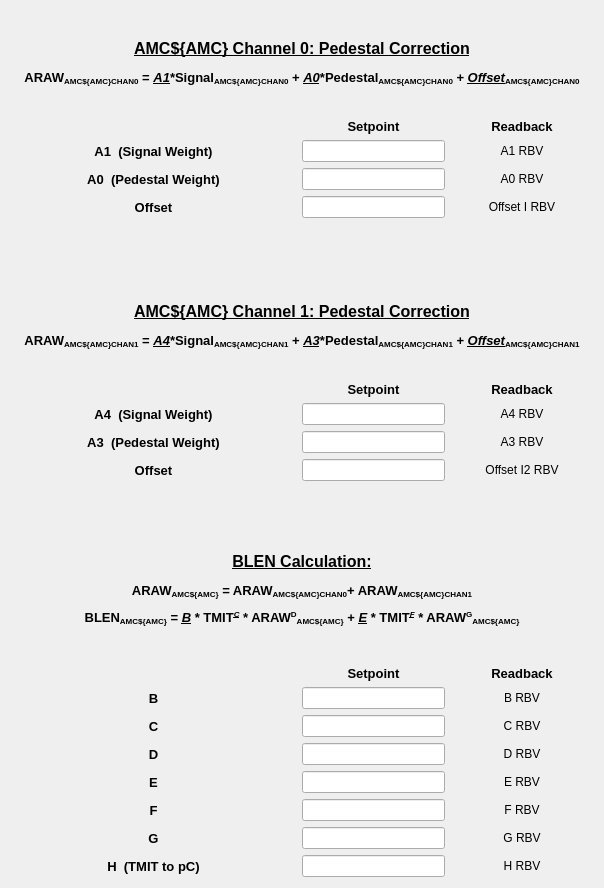
First picture: the form in blenApp/ui/blen_lcls2_gap_coef_embd.ui, repository slaclab/BunchLengthMonitor, before the edit.
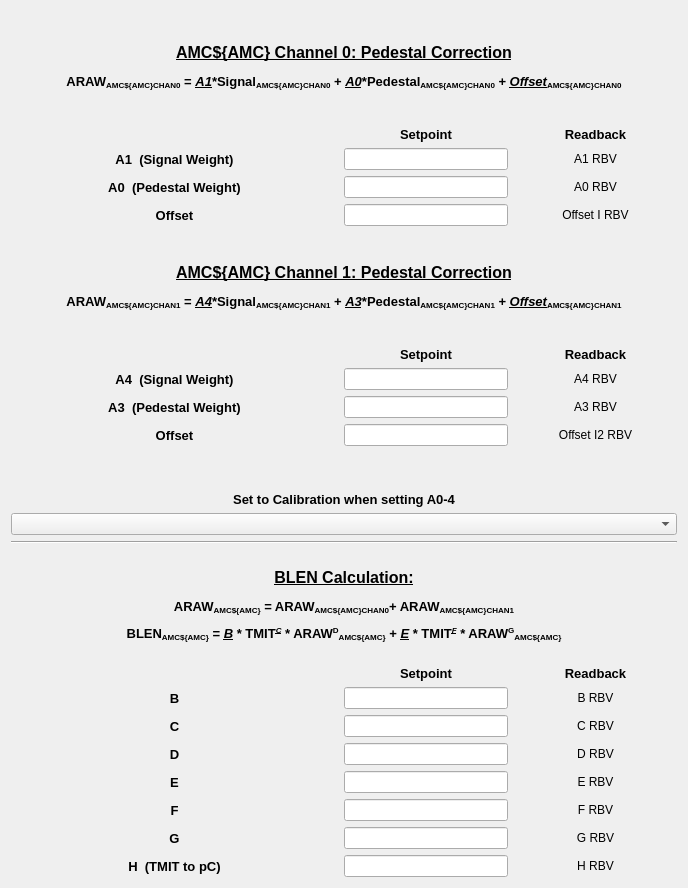
Second picture: the form after the edit. Custom widgets are drawn as their Qt base class.

Commit message: Added coeficent correction for window size changes

What changed in the file:
```diff
--- a/blenApp/ui/blen_lcls2_gap_coef_embd.ui
+++ b/blenApp/ui/blen_lcls2_gap_coef_embd.ui
@@ -6,7 +6,7 @@
    <rect>
     <x>0</x>
     <y>0</y>
-    <width>604</width>
+    <width>688</width>
     <height>888</height>
    </rect>
   </property>
@@ -15,7 +15,7 @@
   </property>
   <layout class="QGridLayout" name="gridLayout">
    <item row="0" column="0">
-    <layout class="QVBoxLayout" name="verticalLayout" stretch="4,1,2,4,1,2,4,0,0">
+    <layout class="QVBoxLayout" name="verticalLayout" stretch="4,1,4,1,0,0,0,0,4,0">
      <item>
       <widget class="QLabel" name="araw">
        <property name="font">
@@ -278,19 +278,6 @@
        </item>
       </layout>
      </item>
-     <item>
-      <spacer name="verticalSpacer_2">
-       <property name="orientation">
-        <enum>Qt::Vertical</enum>
-       </property>
-       <property name="sizeHint" stdset="0">
-        <size>
-         <width>20</width>
-         <height>80</height>
-        </size>
-       </property>
-      </spacer>
-     </item>
      <item>
       <widget class="QLabel" name="araw_2">
        <property name="font">
@@ -561,11 +548,45 @@
        <property name="sizeHint" stdset="0">
         <size>
          <width>20</width>
-         <height>80</height>
+         <height>40</height>
         </size>
        </property>
       </spacer>
      </item>
+     <item>
+      <widget class="QLabel" name="label">
+       <property name="font">
+        <font>
+         <pointsize>10</pointsize>
+         <weight>75</weight>
+         <bold>true</bold>
+        </font>
+       </property>
+       <property name="text">
+        <string>Set to Calibration when setting A0-4</string>
+       </property>
+       <property name="alignment">
+        <set>Qt::AlignCenter</set>
+       </property>
+      </widget>
+     </item>
+     <item>
+      <widget class="PyDMEnumComboBox" name="PyDMEnumComboBox">
+       <property name="toolTip">
+        <string/>
+       </property>
+       <property name="channel" stdset="0">
+        <string>ca://${PREFIX}:${AMC}:CalibMode</string>
+       </property>
+      </widget>
+     </item>
+     <item>
+      <widget class="Line" name="line">
+       <property name="orientation">
+        <enum>Qt::Horizontal</enum>
+       </property>
+      </widget>
+     </item>
      <item>
       <widget class="QLabel" name="imax_2">
        <property name="font">
@@ -583,19 +604,6 @@
        </property>
       </widget>
      </item>
-     <item>
-      <spacer name="verticalSpacer_4">
-       <property name="orientation">
-        <enum>Qt::Vertical</enum>
-       </property>
-       <property name="sizeHint" stdset="0">
-        <size>
-         <width>20</width>
-         <height>20</height>
-        </size>
-       </property>
-      </spacer>
-     </item>
      <item>
       <layout class="QGridLayout" name="gridLayout_4" rowstretch="0,0,0,0,0,0,0,0,0" columnstretch="4,2,2">
        <item row="5" column="0">
@@ -1124,6 +1132,11 @@
    <extends>QLineEdit</extends>
    <header>pydm.widgets.line_edit</header>
   </customwidget>
+  <customwidget>
+   <class>PyDMEnumComboBox</class>
+   <extends>QComboBox</extends>
+   <header>pydm.widgets.enum_combo_box</header>
+  </customwidget>
  </customwidgets>
  <resources/>
  <connections/>
```
Left out of the diff: 2 changed lines with no effect on the pictures. The commit also changes 6 other files.
